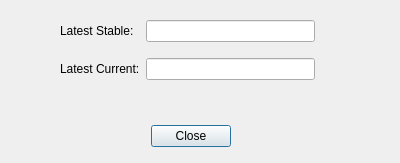
chef/chef-workstation-app, file qt-systray/traywindow.ui: the form before one commit.
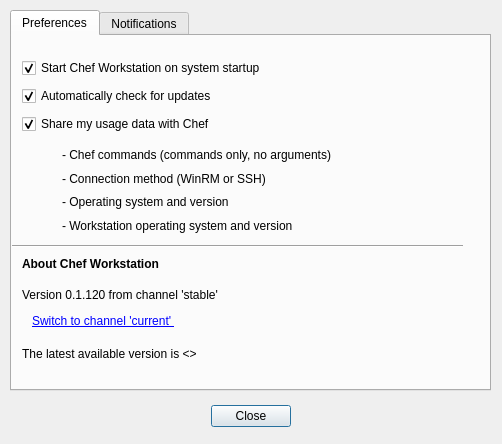
The form after the commit. Icons and pictures are not drawn.

Commit message: Bring roughly in line with current mockup state

```diff
--- a/qt-systray/traywindow.ui
+++ b/qt-systray/traywindow.ui
@@ -6,8 +6,8 @@
    <rect>
     <x>0</x>
     <y>0</y>
-    <width>400</width>
-    <height>163</height>
+    <width>502</width>
+    <height>444</height>
    </rect>
   </property>
   <property name="windowTitle">
@@ -20,8 +20,8 @@
   <widget class="QDialogButtonBox" name="buttonBox">
    <property name="geometry">
     <rect>
-     <x>20</x>
-     <y>120</y>
+     <x>80</x>
+     <y>400</y>
      <width>341</width>
      <height>32</height>
     </rect>
@@ -36,60 +36,223 @@
     <bool>true</bool>
    </property>
   </widget>
-  <widget class="QWidget" name="layoutWidget">
+  <widget class="QTabWidget" name="tabWidget">
    <property name="geometry">
     <rect>
-     <x>60</x>
+     <x>10</x>
      <y>10</y>
-     <width>255</width>
-     <height>81</height>
+     <width>481</width>
+     <height>381</height>
     </rect>
    </property>
-   <layout class="QGridLayout" name="gridLayout">
-    <item row="0" column="1">
-     <widget class="QLineEdit" name="lineEditCurrentVersion">
-      <property name="enabled">
-       <bool>true</bool>
-      </property>
-      <property name="readOnly">
-       <bool>true</bool>
-      </property>
-     </widget>
-    </item>
-    <item row="1" column="0">
-     <widget class="QLabel" name="label_2">
-      <property name="text">
-       <string>Latest Current:</string>
-      </property>
-      <property name="textFormat">
-       <enum>Qt::AutoText</enum>
-      </property>
-     </widget>
-    </item>
-    <item row="1" column="1">
-     <widget class="QLineEdit" name="lineEditStableVersion">
-      <property name="enabled">
-       <bool>true</bool>
-      </property>
-      <property name="text">
-       <string/>
-      </property>
-      <property name="readOnly">
-       <bool>true</bool>
-      </property>
-     </widget>
-    </item>
-    <item row="0" column="0">
-     <widget class="QLabel" name="label">
-      <property name="text">
-       <string>Latest Stable:</string>
-      </property>
-      <property name="textFormat">
-       <enum>Qt::AutoText</enum>
-      </property>
-     </widget>
-    </item>
-   </layout>
+   <property name="statusTip">
+    <string>Configure which notifications Workstatoin provides.</string>
+   </property>
+   <property name="currentIndex">
+    <number>0</number>
+   </property>
+   <widget class="QWidget" name="preferencesTab">
+    <attribute name="title">
+     <string>Preferences</string>
+    </attribute>
+    <widget class="Line" name="line">
+     <property name="geometry">
+      <rect>
+       <x>0</x>
+       <y>200</y>
+       <width>451</width>
+       <height>20</height>
+      </rect>
+     </property>
+     <property name="orientation">
+      <enum>Qt::Horizontal</enum>
+     </property>
+    </widget>
+    <widget class="QLabel" name="label_4">
+     <property name="geometry">
+      <rect>
+       <x>10</x>
+       <y>220</y>
+       <width>191</width>
+       <height>17</height>
+      </rect>
+     </property>
+     <property name="text">
+      <string>&lt;html&gt;&lt;head/&gt;&lt;body&gt;&lt;p&gt;&lt;span style=&quot; font-weight:600;&quot;&gt;About Chef Workstation&lt;/span&gt;&lt;/p&gt;&lt;/body&gt;&lt;/html&gt;</string>
+     </property>
+     <property name="textFormat">
+      <enum>Qt::RichText</enum>
+     </property>
+    </widget>
+    <widget class="QLabel" name="labelActiveVersion">
+     <property name="geometry">
+      <rect>
+       <x>10</x>
+       <y>250</y>
+       <width>381</width>
+       <height>17</height>
+      </rect>
+     </property>
+     <property name="text">
+      <string>Version 0.1.120 from channel 'stable'</string>
+     </property>
+    </widget>
+    <widget class="QLabel" name="label_7">
+     <property name="geometry">
+      <rect>
+       <x>20</x>
+       <y>270</y>
+       <width>401</width>
+       <height>30</height>
+      </rect>
+     </property>
+     <property name="text">
+      <string>&lt;html&gt;&lt;head/&gt;&lt;body&gt;&lt;p&gt;&lt;a href=&quot;localhost://switch&quot;&gt;&lt;span style=&quot; text-decoration: underline; color:#0000ff;&quot;&gt;Switch to channel 'current' &lt;/span&gt;&lt;/a&gt;&lt;img src=&quot;:/images/heart.png&quot; width=&quot;16&quot; height=&quot;16&quot;/&gt;&lt;/p&gt;&lt;/body&gt;&lt;/html&gt;</string>
+     </property>
+     <property name="openExternalLinks">
+      <bool>false</bool>
+     </property>
+    </widget>
+    <widget class="QLabel" name="labelAvailableVersion">
+     <property name="geometry">
+      <rect>
+       <x>10</x>
+       <y>310</y>
+       <width>381</width>
+       <height>17</height>
+      </rect>
+     </property>
+     <property name="text">
+      <string>The latest available version is &lt;&lt;VERSION&gt;&gt;</string>
+     </property>
+    </widget>
+    <widget class="QWidget" name="">
+     <property name="geometry">
+      <rect>
+       <x>50</x>
+       <y>110</y>
+       <width>359</width>
+       <height>88</height>
+      </rect>
+     </property>
+     <layout class="QVBoxLayout" name="verticalLayout_2">
+      <item>
+       <widget class="QLabel" name="label">
+        <property name="text">
+         <string>- Chef commands (commands only, no arguments)</string>
+        </property>
+       </widget>
+      </item>
+      <item>
+       <widget class="QLabel" name="label_2">
+        <property name="text">
+         <string>- Connection method (WinRM or SSH)</string>
+        </property>
+       </widget>
+      </item>
+      <item>
+       <widget class="QLabel" name="label_5">
+        <property name="text">
+         <string>- Operating system and version</string>
+        </property>
+       </widget>
+      </item>
+      <item>
+       <widget class="QLabel" name="label_6">
+        <property name="text">
+         <string>- Workstation operating system and version</string>
+        </property>
+       </widget>
+      </item>
+     </layout>
+    </widget>
+    <widget class="QWidget" name="">
+     <property name="geometry">
+      <rect>
+       <x>10</x>
+       <y>20</y>
+       <width>391</width>
+       <height>83</height>
+      </rect>
+     </property>
+     <layout class="QVBoxLayout" name="verticalLayout_3">
+      <item>
+       <widget class="QCheckBox" name="checkBoxEnableAutoStart">
+        <property name="text">
+         <string>Start Chef Workstation on system startup</string>
+        </property>
+        <property name="checked">
+         <bool>true</bool>
+        </property>
+       </widget>
+      </item>
+      <item>
+       <widget class="QCheckBox" name="checkBoxUpdateChecking">
+        <property name="text">
+         <string>Automatically check for updates</string>
+        </property>
+        <property name="checked">
+         <bool>true</bool>
+        </property>
+       </widget>
+      </item>
+      <item>
+       <widget class="QCheckBox" name="checkBoxEnableTelemetry">
+        <property name="text">
+         <string>Share my usage data with Chef</string>
+        </property>
+        <property name="checked">
+         <bool>true</bool>
+        </property>
+       </widget>
+      </item>
+     </layout>
+    </widget>
+   </widget>
+   <widget class="QWidget" name="notificationsTab">
+    <attribute name="title">
+     <string>Notifications</string>
+    </attribute>
+    <widget class="QLabel" name="label_3">
+     <property name="geometry">
+      <rect>
+       <x>20</x>
+       <y>30</y>
+       <width>271</width>
+       <height>17</height>
+      </rect>
+     </property>
+     <property name="text">
+      <string>Notify me about...</string>
+     </property>
+    </widget>
+    <widget class="QWidget" name="">
+     <property name="geometry">
+      <rect>
+       <x>30</x>
+       <y>60</y>
+       <width>271</width>
+       <height>54</height>
+      </rect>
+     </property>
+     <layout class="QVBoxLayout" name="verticalLayout">
+      <item>
+       <widget class="QCheckBox" name="checkBoxNotifyUpdates">
+        <property name="text">
+         <string>Software updates</string>
+        </property>
+       </widget>
+      </item>
+      <item>
+       <widget class="QCheckBox" name="checkBox">
+        <property name="text">
+         <string>Failures from Automate client runs</string>
+        </property>
+       </widget>
+      </item>
+     </layout>
+    </widget>
+   </widget>
   </widget>
  </widget>
  <resources/>
```
Left out of the diff: 3 changed lines with no effect on the pictures. The commit also changes 4 other files.
